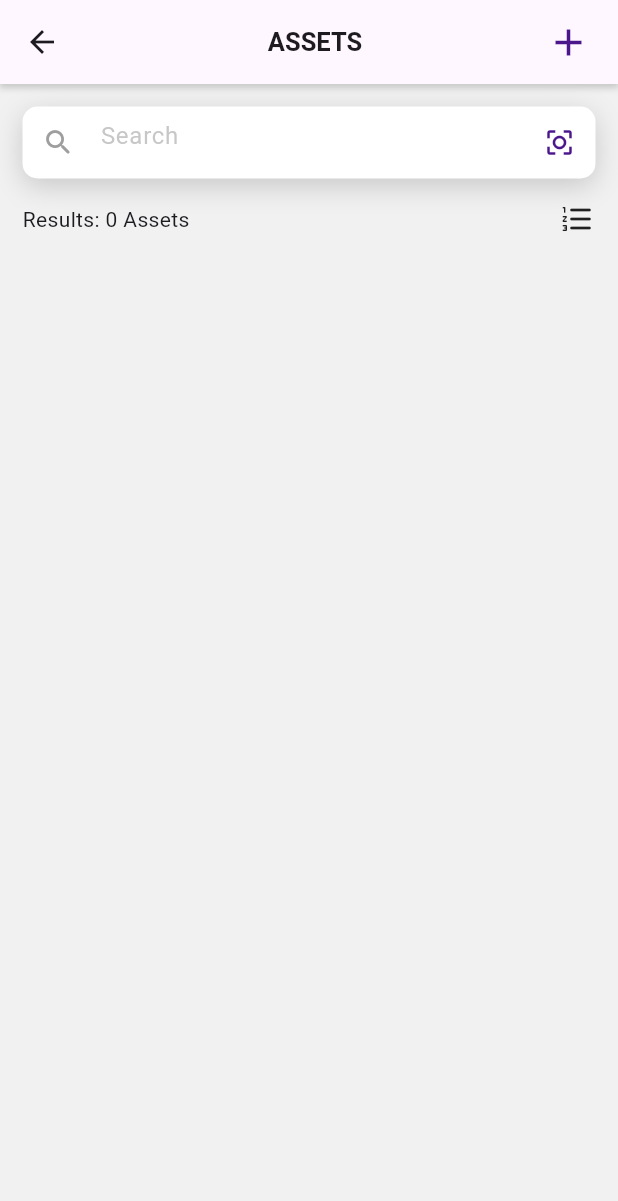
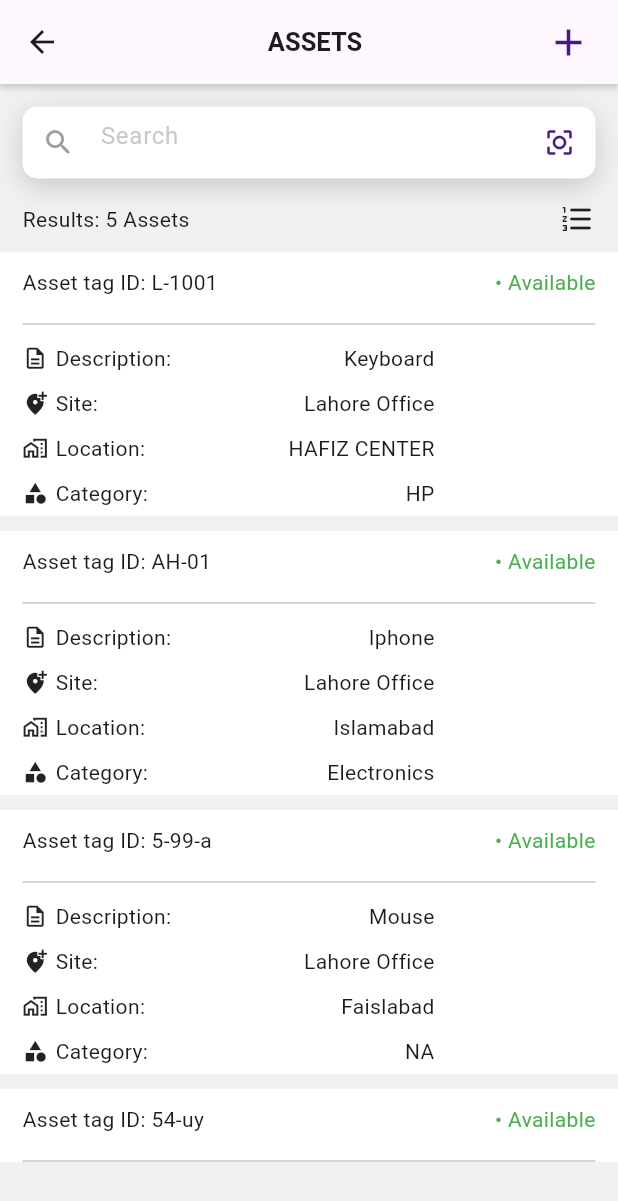
Before and after one commit to Subhan-Ayub/Grey-trunk-App, a Flutter app: the ViewAssets screen opened by its route, on a phone screen of 412 x 824 dp. Shown: the top 1201 px of the screen. Run offline on Flutter 3.47's test engine with Material 3 defaults, Android fonts, the phone set to English and light mode, and no system bars; our stand-ins replace file_picker, flutter_blue, flutter_svg, get, get_storage, image_picker and 2 more; missing offline and left inert: simple_barcode_scanner; accounts and stored records are empty.

Commit message:
staticdata

```diff
--- a/lib/src/ui/view/AssetsDestails/assetsDetails.dart
+++ b/lib/src/ui/view/AssetsDestails/assetsDetails.dart
@@ -12,7 +12,7 @@ class AssetsDetails extends StatelessWidget {
   @override
   Widget build(BuildContext context) {
     var arg = Get.arguments;
-    print(arg);
+    print(File(arg['img']));
 
     return Scaffold(
       appBar: appbar(),
@@ -85,11 +85,15 @@ class AssetsDetails extends StatelessWidget {
               height: 250,
               width: Get.width,
               color: Color.fromARGB(34, 158, 158, 158),
-              child: arg['img']=='na'? Icon(
-                Icons.image,
-                size: 75,
-                color: const Color.fromARGB(123, 158, 158, 158),
-              ):Image.file( File(arg['img']) ),
+              child: arg['img'] == 'na'
+                  ? Icon(
+                      Icons.image,
+                      size: 75,
+                      color: const Color.fromARGB(123, 158, 158, 158),
+                    )
+                  : arg['img'][0] == 'a'
+                      ? Image.asset(arg['img'])
+                      : Image.file(File(arg['img'])),
             ),
             Row(
               // crossAxisAlignment: CrossAxisAlignment.start,
@@ -97,13 +101,13 @@ class AssetsDetails extends StatelessWidget {
               children: [
                 Column(
                   crossAxisAlignment: CrossAxisAlignment.start,
-                  children:  [
+                  children: [
                     Text(
                       'Asset Tag ID:',
                       style:
                           TextStyle(fontWeight: FontWeight.bold, fontSize: 16),
                     ),
-                    Text('${arg['id']}')
+                    Text('${arg['productId']}')
                   ],
                 ),
                 Container(
--- a/lib/src/utils/helpers/db_helper.dart
+++ b/lib/src/utils/helpers/db_helper.dart
@@ -1,5 +1,6 @@
 import 'dart:async';
 import 'package:flutter_application_1/src/models/task_model.dart';
+import 'package:flutter_application_1/src/utils/uidata/staticData.dart';
 import 'package:get/get.dart';
 import 'package:sqflite/sqflite.dart';
 
@@ -21,16 +22,23 @@ class DatabaseHelper extends GetxController {
 
   Future<Database> initializeDatabase() async {
     final dbPath = await getDatabasesPath();
-    print('object');
+    print(dbPath);
     const dbName = 'rfid.db';
     print('creating');
     return await openDatabase(
       '$dbPath/$dbName',
       version: 1,
       onCreate: (db, version) async {
+        print('object');
         await db.execute(
             'CREATE TABLE assets (id INTEGER PRIMARY KEY AUTOINCREMENT, productId TEXT, brand TEXT, description TEXT, purchaseDate TEXT, category TEXT, model TEXT, serialNumber TEXT, cost TEXT, assignedTo TEXT, lastScanDate TEXT, dueDate TEXT, disposeDate TEXT, createdDate TEXT, site TEXT, location TEXT, depreciation TEXT, depreciationMethod TEXT, totalCost TEXT, assetLife TEXT, salvageValue TEXT, dateAquired TEXT, img  TEXT)');
+        for (var i = 0; i < data.length; i++) {
+          print(i);
+         await db.insert('assets',data[i]);
+        }
+
       },
+
     );
   }
 
@@ -97,10 +105,11 @@ class DatabaseHelper extends GetxController {
     await database
         .execute("DROP TABLE IF EXISTS $tableName"); // Use IF EXISTS for safety
   }
-  delettte()async{
-     final dbPath = await getDatabasesPath();
+
+  delettte() async {
+    final dbPath = await getDatabasesPath();
     const dbName = 'rfid.db';
-    deleteDatabase( '$dbPath/$dbName');
+    deleteDatabase('$dbPath/$dbName');
     print(';;;;;');
   }
 }
--- a/lib/src/utils/uidata/staticData.dart
+++ b/lib/src/utils/uidata/staticData.dart
@@ -1,79 +1,122 @@
-
 List data = [
   {
-      "id": "L-1001",
-      "Brand": "lenovo",
-      "Description": "Laptop",
-      "PurchasedDate": "01/01/2020",
-      "Category": "HP",
-      "Model": "thinkbook g4",
-      "SerialNumber": "MP24C06F",
-      "Cost": "8000.0",
-      "AssignedTo": "NA",
-      "LastScanDate": "03/20/2024",
-      "DueDate": "NA",
-      "DisposedDate": "NA",
-      "CreatedDate": "03/20/2024",
-      "Site": "Lahore Office",
-      "Location": "HAFIZ CENTER",
-      "Depreciation": "Yes",
-      "DepreciationMethod": "Sum of the Years Digits",
-      "TotalCost": "99",
-      "AssetLife": "66",
-      "SalvageValue": "99",
-      "DateAcquired": "04/16/2024",
-          "img":'na'
-
+    "productId": "L-1001",
+    "brand": "lenovo",
+    "description": "Keyboard",
+    "purchaseDate": "01/01/2020",
+    "category": "HP",
+    "model": "thinkbook g4",
+    "serialNumber": "MP24C06F",
+    "cost": "8000.0",
+    "assignedTo": "NA",
+    "lastScanDate": "03/20/2024",
+    "dueDate": "NA",
+    "disposeDate": "NA",
+    "createdDate": "03/20/2024",
+    "site": "Lahore Office",
+    "location": "HAFIZ CENTER",
+    "depreciation": "Yes",
+    "depreciationMethod": "Sum of the Years Digits",
+    "totalCost": "99",
+    "assetLife": "66",
+    "salvageValue": "99",
+    "dateAquired": "04/16/2024",
+    "img": 'assets/images/logos/key.jpeg'
   },
   {
-      "id": "AH-01",
-      "Brand": "dell",
-      "Description": "RFID",
-      "PurchasedDate": "01/04/2024",
-      "Category": "Electronics",
-      "Model": "0001F4",
-      "SerialNumber": "MP24C06F",
-      "Cost": "8000.0",
-      "AssignedTo": "NA",
-      "LastScanDate": "03/20/2024",
-      "DueDate": "NA",
-      "DisposedDate": "NA",
-      "CreatedDate": "03/20/2024",
-      "Site": "Lahore Office",
-      "Location": "Islamabad",
-      "Depreciation": "Yes",
-      "DepreciationMethod": "Sum of the Years Digits",
-      "TotalCost": "99",
-      "AssetLife": "66",
-      "SalvageValue": "99",
-      "DateAcquired": "04/16/2024",
-          "img":'na'
-
+    "productId": "AH-01",
+    "brand": "Apple",
+    "description": "Iphone",
+    "purchaseDate": "01/04/2024",
+    "category": "Electronics",
+    "model": "0001F4",
+    "serialNumber": "MP24C06F",
+    "cost": "8000.0",
+    "assignedTo": "NA",
+    "lastScanDate": "03/20/2024",
+    "dueDate": "NA",
+    "disposeDate": "NA",
+    "createdDate": "03/20/2024",
+    "site": "Lahore Office",
+    "location": "Islamabad",
+    "depreciation": "Yes",
+    "depreciationMethod": "Sum of the Years Digits",
+    "totalCost": "99",
+    "assetLife": "66",
+    "salvageValue": "99",
+    "dateAquired": "04/16/2024",
+    "img": 'assets/images/logos/iphone.jpeg'
   },
   {
-      // "id": "5415211983601",
-      "id": "541521",
-      "Brand": "lenovo",
-      "Description": "IPHONE",
-      "PurchasedDate": "01/01/2020",
-      "Category": "NA",
-      "Model": "PRO",
-      "SerialNumber": "MP24C06F",
-      "Cost": "8000.0",
-      "AssignedTo": "NA",
-      "LastScanDate": "03/20/2024",
-      "DueDate": "NA",
-      "DisposedDate": "NA",
-      "CreatedDate": "03/20/2024",
-      "Site": "Lahore Office",
-      "Location": "Faislabad",
-      "Depreciation": "Yes",
-      "DepreciationMethod": "Sum of the Years Digits",
-      "TotalCost": "99",
-      "AssetLife": "66",
-      "SalvageValue": "99",
-      "DateAcquired": "04/16/2024",
-          "img":'na'
-
+    "productId": "5-99-a",
+    "brand": "Dell",
+    "description": "Mouse",
+    "purchaseDate": "01/01/2020",
+    "category": "NA",
+    "model": "PRO",
+    "serialNumber": "MP24C06F",
+    "cost": "8000.0",
+    "assignedTo": "NA",
+    "lastScanDate": "03/20/2024",
+    "dueDate": "NA",
+    "disposeDate": "NA",
+    "createdDate": "03/20/2024",
+    "site": "Lahore Office",
+    "location": "Faislabad",
+    "depreciation": "Yes",
+    "depreciationMethod": "Sum of the Years Digits",
+    "totalCost": "99",
+    "assetLife": "66",
+    "salvageValue": "99",
+    "dateAquired": "04/16/2024",
+    "img": 'assets/images/logos/mous.jpeg'
+  },
+  {
+    "productId": "54-uy",
+    "brand": "lenovo",
+    "description": "Laptop",
+    "purchaseDate": "01/01/2020",
+    "category": "NA",
+    "model": "PRO",
+    "serialNumber": "MP24C06F",
+    "cost": "8000.0",
+    "assignedTo": "NA",
+    "lastScanDate": "03/20/2024",
+    "dueDate": "NA",
+    "disposeDate": "NA",
+    "createdDate": "03/20/2024",
+    "site": "Lahore Office",
+    "location": "Faislabad",
+    "depreciation": "Yes",
+    "depreciationMethod": "Sum of the Years Digits",
+    "totalCost": "99",
+    "assetLife": "66",
+    "salvageValue": "99",
+    "dateAquired": "04/16/2024",
+    "img": 'assets/images/logos/ll.jpeg'
+  },
+  {
+    "productId": "541521-u",
+    "brand": "DC-Inverter",
+    "description": "AC",
+    "purchaseDate": "01/01/2020",
+    "category": "NA",
+    "model": "PRO",
+    "serialNumber": "MP24C06F",
+    "cost": "8000.0",
+    "assignedTo": "NA",
+    "lastScanDate": "03/20/2024",
+    "dueDate": "NA",
+    "disposeDate": "NA",
+    "createdDate": "03/20/2024",
+    "site": "Lahore Office",
+    "location": "Faislabad",
+    "depreciation": "Yes",
+    "depreciationMethod": "Sum of the Years Digits",
+    "totalCost": "99",
+    "assetLife": "66",
+    "salvageValue": "99",
+    "dateAquired": "04/16/2024",
+    "img": 'assets/images/logos/ac.jpeg'
   }
 ];
```
Also changed, not shown: assets/images/logos/ac.jpeg (added), assets/images/logos/iphone.jpeg (added), assets/images/logos/key.jpeg (added), assets/images/logos/lapi.webp (added), assets/images/logos/ll.jpeg (added), assets/images/logos/mous.jpeg (added), assets/images/staticData/iphone.jpeg (added). Lines whose indentation alone changed are shown as unchanged.
